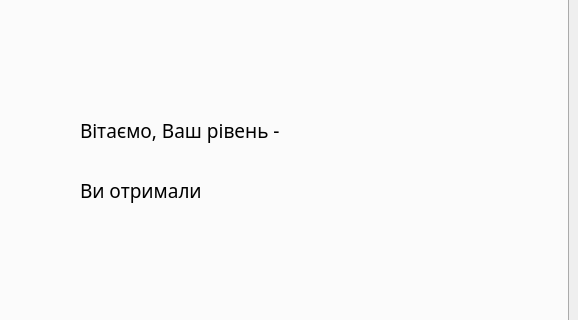
Qt form main.ui (Spalletto/programmer-skills) before a commit; both pictures show x 531 to 1109 and y 109 to 429 of the 1109 by 534 pixel window.
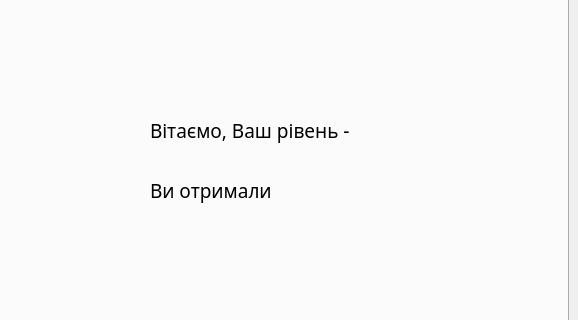
The same form after that commit. The open tabs and pages were chosen to show the change.

Commit message: added result graph

Diff of the .ui file:
```diff
--- a/main.ui
+++ b/main.ui
@@ -520,7 +520,7 @@
        <widget class="QLabel" name="result_level_label">
         <property name="geometry">
          <rect>
-          <x>600</x>
+          <x>670</x>
           <y>185</y>
           <width>321</width>
           <height>31</height>
@@ -538,7 +538,7 @@
        <widget class="QLabel" name="result_score_label">
         <property name="geometry">
          <rect>
-          <x>600</x>
+          <x>670</x>
           <y>245</y>
           <width>321</width>
           <height>31</height>
@@ -558,7 +558,7 @@
          <rect>
           <x>0</x>
           <y>0</y>
-          <width>561</width>
+          <width>661</width>
           <height>481</height>
          </rect>
         </property>
```
The commit also changes 2 other files.
